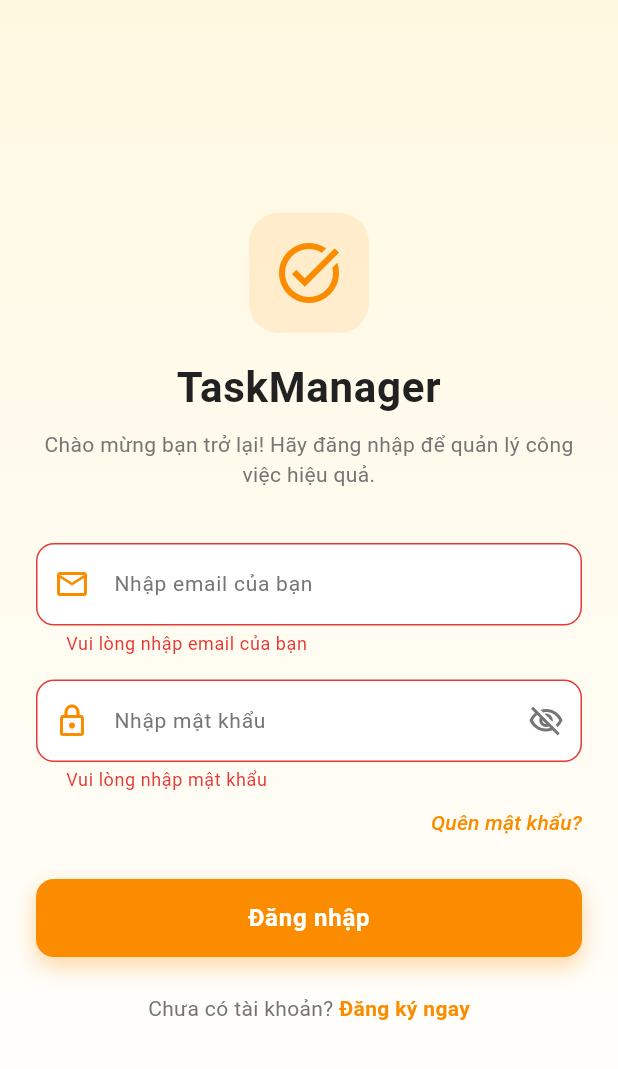
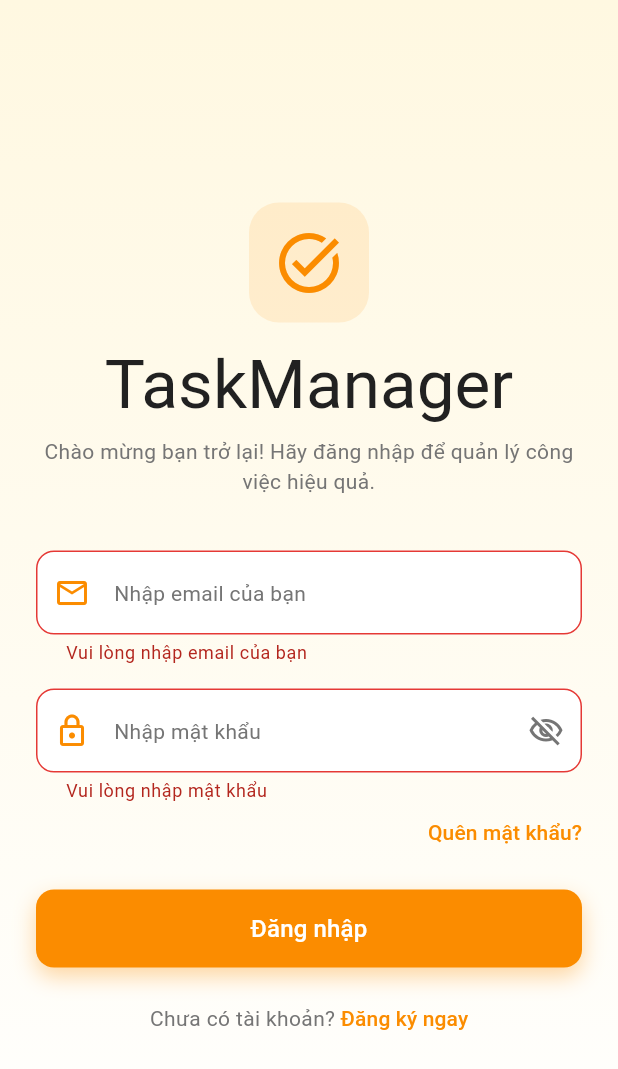
Before and after one commit to ttbao2121-debug/KHMT2411042_LeQuocBao_casestudy2, a Flutter app: the screen it shows after launch, after a tap on "Đăng nhập", on a phone screen of 412 x 824 dp. Shown: the top 1069 px of the screen. Run offline on Flutter 3.47's test engine with Material 3 defaults, Android fonts, the phone set to English and light mode, and no system bars; accounts and stored records are empty.

Commit message:
Ket noi lai Quen mat khau va Theme moi

```diff
--- a/lib/app.dart
+++ b/lib/app.dart
@@ -1,5 +1,6 @@
 import 'package:flutter/material.dart';
 import 'screens/assignment/assign_task_screen.dart';
+import 'screens/auth/forgot_password_screen.dart';
 import 'screens/auth/login_screen.dart';
 import 'screens/auth/register_screen.dart';
 import 'screens/notifications/notification_screen.dart';
@@ -9,6 +10,7 @@ import 'screens/tasks/task_create_screen.dart';
 import 'screens/tasks/task_detail_screen.dart';
 import 'screens/tasks/task_edit_screen.dart';
 import 'screens/tasks/task_list_screen.dart';
+import 'theme/app_theme.dart';
 import 'utils/constants.dart';
 
 class TaskManagerApp extends StatelessWidget {
@@ -19,20 +21,12 @@ class TaskManagerApp extends StatelessWidget {
     return MaterialApp(
       title: AppStrings.appName,
       debugShowCheckedModeBanner: false,
-      theme: ThemeData(
-        useMaterial3: true,
-        colorScheme: ColorScheme.fromSeed(
-          seedColor: AppColors.primary,
-          primary: AppColors.primary,
-          error: AppColors.error,
-          surface: Colors.white,
-        ),
-        scaffoldBackgroundColor: Colors.white,
-      ),
+      theme: AppTheme.lightTheme,
       initialRoute: '/login',
       routes: {
         '/login': (context) => const LoginScreen(),
         '/register': (context) => const RegisterScreen(),
+        '/forgot-password': (context) => const ForgotPasswordScreen(),
         '/tasks': (context) => const TaskListScreen(),
         '/task-detail': (context) => const TaskDetailScreen(),
         '/task-create': (context) => const TaskCreateScreen(),
--- a/lib/screens/auth/login_screen.dart
+++ b/lib/screens/auth/login_screen.dart
@@ -1,4 +1,5 @@
 import 'package:flutter/material.dart';
+import '../../services/auth_service.dart';
 
 class LoginScreen extends StatefulWidget {
   const LoginScreen({super.key});
@@ -12,6 +13,8 @@ class _LoginScreenState extends State<LoginScreen> {
   final _emailController = TextEditingController();
   final _passwordController = TextEditingController();
   bool _isPasswordObscured = true;
+  bool _isLoading = false;
+  final AuthService _authService = AuthService();
 
   // Quy chuẩn Phối màu (Color Palette)
   static const Color primaryColor = Color(0xFFFB8C00); // Amber / Orange
@@ -29,20 +32,45 @@ class _LoginScreenState extends State<LoginScreen> {
     super.dispose();
   }
 
-  void _handleLogin() {
+  void _handleLogin() async {
     if (_formKey.currentState?.validate() ?? false) {
+      setState(() => _isLoading = true);
+      try {
+        await _authService.login(
+          _emailController.text,
+          _passwordController.text,
+        );
+        if (mounted) {
           ScaffoldMessenger.of(context).showSnackBar(
             const SnackBar(
-          content: Text('Đang xử lý đăng nhập...'),
+              content: Text('Đăng nhập thành công!'),
               backgroundColor: primaryColor,
             ),
           );
           Navigator.pushReplacementNamed(context, '/tasks');
         }
+      } catch (e) {
+        if (mounted) {
+          final errorMsg = e.toString().replaceAll('Exception: ', '');
+          ScaffoldMessenger.of(context).showSnackBar(
+            SnackBar(
+              content: Text(errorMsg),
+              backgroundColor: errorColor,
+            ),
+          );
+        }
+      } finally {
+        if (mounted) {
+          setState(() => _isLoading = false);
+        }
+      }
+    }
   }
 
   @override
   Widget build(BuildContext context) {
+    final textTheme = Theme.of(context).textTheme;
+
     return Scaffold(
       body: Container(
         decoration: const BoxDecoration(
@@ -81,22 +109,18 @@ class _LoginScreenState extends State<LoginScreen> {
                       ),
                     ),
                     const SizedBox(height: 16),
-                    const Text(
+                    Text(
                       'TaskManager',
                       textAlign: TextAlign.center,
-                      style: TextStyle(
-                        fontSize: 28,
-                        fontWeight: FontWeight.bold,
+                      style: textTheme.displayMedium?.copyWith(
                         color: textPrimary,
-                        letterSpacing: 0.5,
                       ),
                     ),
                     const SizedBox(height: 8),
-                    const Text(
+                    Text(
                       'Chào mừng bạn trở lại! Hãy đăng nhập để quản lý công việc hiệu quả.',
                       textAlign: TextAlign.center,
-                      style: TextStyle(
-                        fontSize: 14,
+                      style: textTheme.bodyMedium?.copyWith(
                         color: textSecondary,
                         height: 1.4,
                       ),
@@ -110,10 +134,10 @@ class _LoginScreenState extends State<LoginScreen> {
                     TextFormField(
                       controller: _emailController,
                       keyboardType: TextInputType.emailAddress,
-                      style: const TextStyle(color: textPrimary, fontSize: 15),
+                      style: textTheme.bodyLarge?.copyWith(color: textPrimary),
                       decoration: InputDecoration(
                         hintText: 'Nhập email của bạn',
-                        hintStyle: const TextStyle(color: textSecondary, fontSize: 14),
+                        hintStyle: textTheme.bodyMedium?.copyWith(color: textSecondary),
                         prefixIcon: const Icon(
                           Icons.email_outlined,
                           color: primaryColor,
@@ -161,10 +185,10 @@ class _LoginScreenState extends State<LoginScreen> {
                     TextFormField(
                       controller: _passwordController,
                       obscureText: _isPasswordObscured,
-                      style: const TextStyle(color: textPrimary, fontSize: 15),
+                      style: textTheme.bodyLarge?.copyWith(color: textPrimary),
                       decoration: InputDecoration(
                         hintText: 'Nhập mật khẩu',
-                        hintStyle: const TextStyle(color: textSecondary, fontSize: 14),
+                        hintStyle: textTheme.bodyMedium?.copyWith(color: textSecondary),
                         prefixIcon: const Icon(
                           Icons.lock_outlined,
                           color: primaryColor,
@@ -226,24 +250,17 @@ class _LoginScreenState extends State<LoginScreen> {
                       alignment: Alignment.centerRight,
                       child: TextButton(
                         onPressed: () {
-                          ScaffoldMessenger.of(context).showSnackBar(
-                            const SnackBar(
-                              content: Text('Tính năng quên mật khẩu đang phát triển'),
-                            ),
-                          );
+                          Navigator.pushNamed(context, '/forgot-password');
                         },
                         style: TextButton.styleFrom(
                           padding: EdgeInsets.zero,
                           minimumSize: Size.zero,
                           tapTargetSize: MaterialTapTargetSize.shrinkWrap,
                         ),
-                        child: const Text(
+                        child: Text(
                           'Quên mật khẩu?',
-                          style: TextStyle(
+                          style: textTheme.labelLarge?.copyWith(
                             color: primaryColor,
-                            fontWeight: FontWeight.w500,
-                            fontStyle: FontStyle.italic,
-                            fontSize: 14,
                           ),
                         ),
                       ),
@@ -267,7 +284,7 @@ class _LoginScreenState extends State<LoginScreen> {
                         ],
                       ),
                       child: ElevatedButton(
-                        onPressed: _handleLogin,
+                        onPressed: _isLoading ? null : _handleLogin,
                         style: ElevatedButton.styleFrom(
                           backgroundColor: primaryColor,
                           foregroundColor: Colors.white,
@@ -276,12 +293,20 @@ class _LoginScreenState extends State<LoginScreen> {
                             borderRadius: BorderRadius.circular(12),
                           ),
                         ),
-                        child: const Text(
+                        child: _isLoading
+                            ? const SizedBox(
+                                width: 24,
+                                height: 24,
+                                child: CircularProgressIndicator(
+                                  color: Colors.white,
+                                  strokeWidth: 2.5,
+                                ),
+                              )
+                            : Text(
                                 'Đăng nhập',
-                          style: TextStyle(
+                                style: textTheme.labelLarge?.copyWith(
+                                  color: Colors.white,
                                   fontSize: 16,
-                            fontWeight: FontWeight.bold,
-                            letterSpacing: 0.5,
                                 ),
                               ),
                       ),
@@ -292,23 +317,20 @@ class _LoginScreenState extends State<LoginScreen> {
                     Row(
                       mainAxisAlignment: MainAxisAlignment.center,
                       children: [
-                        const Text(
+                        Text(
                           'Chưa có tài khoản? ',
-                          style: TextStyle(
+                          style: textTheme.bodyMedium?.copyWith(
                             color: textSecondary,
-                            fontSize: 14,
                           ),
                         ),
                         GestureDetector(
                           onTap: () {
                             Navigator.pushNamed(context, '/register');
                           },
-                          child: const Text(
+                          child: Text(
                             'Đăng ký ngay',
-                            style: TextStyle(
+                            style: textTheme.labelLarge?.copyWith(
                               color: primaryColor,
-                              fontWeight: FontWeight.bold,
-                              fontSize: 14,
                             ),
                           ),
                         ),
```
Lines whose indentation alone changed are shown as unchanged.
